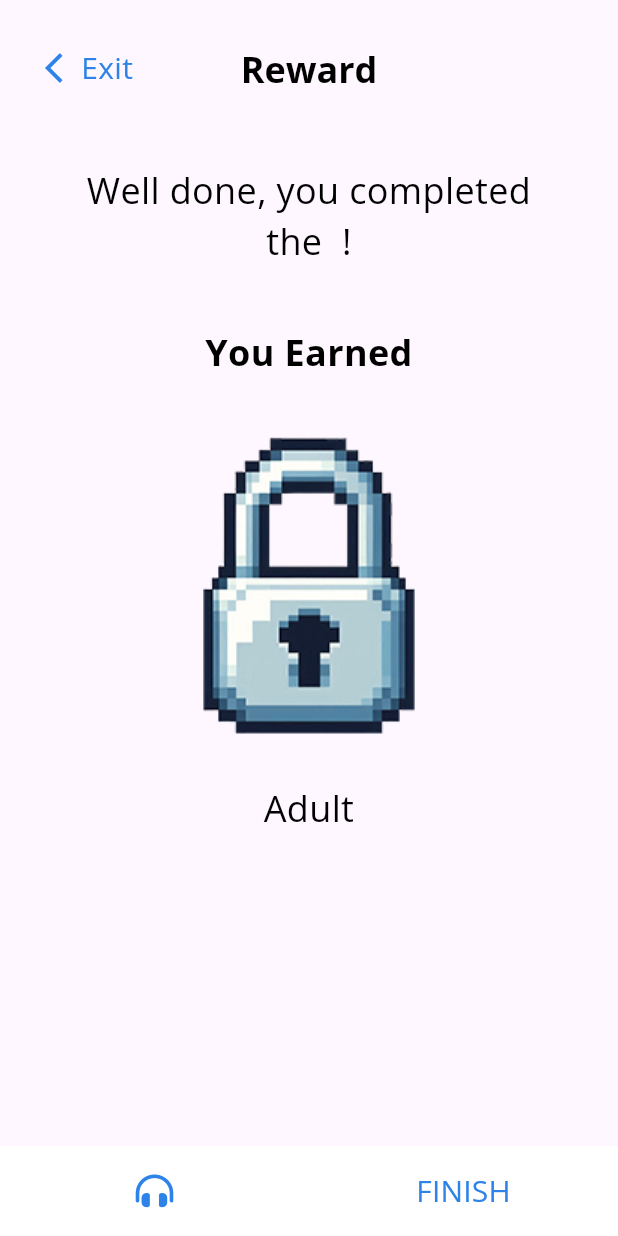
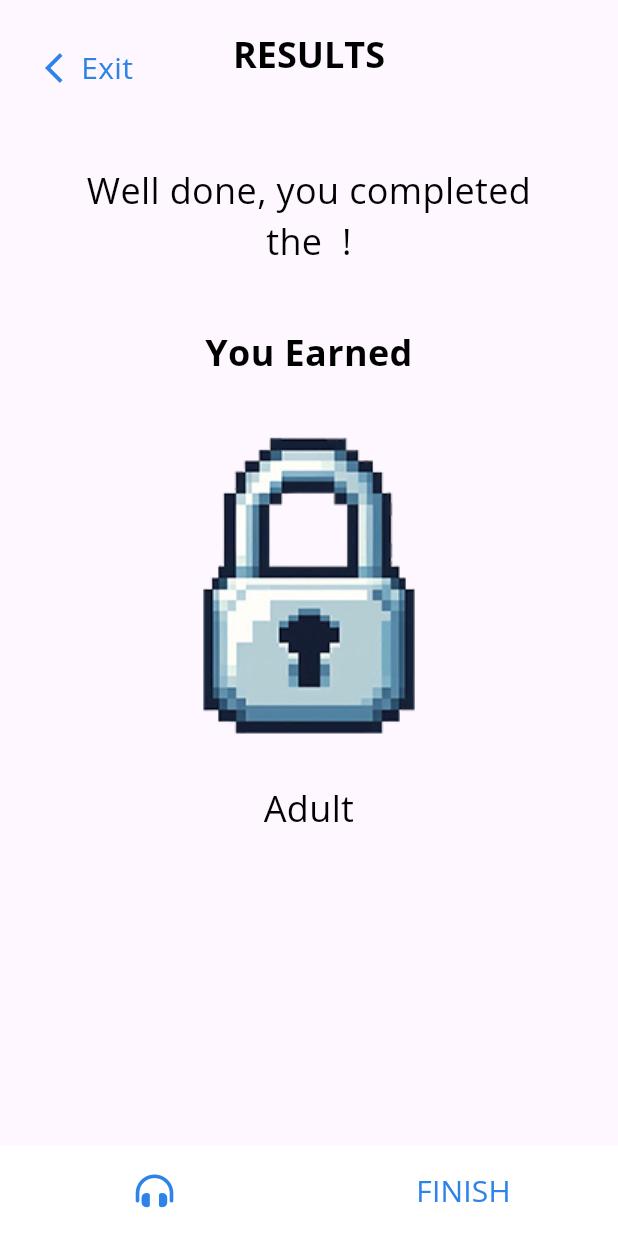
Before and after one commit to JasonXing1234/Gamified-Education-App, a Flutter app: the RewardScreen screen opened directly with empty values, on a phone screen of 412 x 824 dp. Run offline on Flutter 3.47's test engine with Material 3 defaults, Android fonts, the phone set to English and light mode, and no system bars; our stand-ins replace equatable, firebase_auth, firebase_core, firebase_database, firebase_messaging, font_awesome_flutter and 2 more; accounts and stored records are empty.

Commit message:
Small UI changes

```diff
--- a/lib/components/lesson/lesson_screen.dart
+++ b/lib/components/lesson/lesson_screen.dart
@@ -288,7 +288,7 @@ class _LessonScreenState extends State<LessonScreen> {
                             ),
                             SizedBox(width: 15),
 
-                            FaIcon(FontAwesomeIcons.pen, color: appColors.grey, size: textStyles.smallBodyText.fontSize,),
+                            FaIcon(FontAwesomeIcons.pencil, color: appColors.lightRoyalBlue, size: textStyles.smallBodyText.fontSize,),
                           ],
                         ),
                       ),
--- a/lib/components/quiz/quiz_questions/quiz1.dart
+++ b/lib/components/quiz/quiz_questions/quiz1.dart
@@ -4,7 +4,7 @@ import '../../question.dart';
 
 var quiz1 = [
   SingleAnswerQuestion(
-    context: "If you wanted to, would it be appropriate to have more than one account on Instagram?",
+    context: "no",
     question: "Is it appropriate to have more than one account on Instagram?",
     photo: "no",
     answerOptions: [
--- a/lib/components/quiz/quiz_screen.dart
+++ b/lib/components/quiz/quiz_screen.dart
@@ -287,10 +287,10 @@ class _QuestionsScreenState extends State<QuizScreen> {
                       ...currentQuestion.answerOptions.asMap().entries.map(
                             (answer) => Container(
                           width: double.infinity, // Makes each button take full width
-                          padding: const EdgeInsets.symmetric(vertical: 5), // Add padding if needed
+                          padding: const EdgeInsets.symmetric(vertical: 10), // Add padding if needed
                           child: AnswerButton(
                             color: selectedIndex == answer.key ? appColors.orange : appColors.royalBlue,
-                            borderThickness: selectedIndex == answer.key ? 6.0 : 3.0,
+                            borderThickness: selectedIndex == answer.key ? 7.0 : 3.0,
                             answerText: answer.value,
                             onTap: () {
                               setState(() {
@@ -311,7 +311,7 @@ class _QuestionsScreenState extends State<QuizScreen> {
                               padding: const EdgeInsets.symmetric(vertical: 5),
                               child: AnswerButton(
                                 color: selectedAnswers.contains(answer.value) ? appColors.orange : appColors.royalBlue,
-                                borderThickness: selectedAnswers.contains(answer.value) ? 6.0 : 3.0,
+                                borderThickness: selectedAnswers.contains(answer.value) ? 7.0 : 3.0,
                                 answerText: answer.value,
                                 onTap: () {
                                   setState(() {
--- a/lib/components/rewards/reward_screen.dart
+++ b/lib/components/rewards/reward_screen.dart
@@ -66,12 +66,9 @@ class _RewardScreenState extends State<RewardScreen> {
         appBar: AppBar(
           centerTitle: true,
           toolbarHeight: 70, // Increases the height of the AppBar
-          title: Padding(
-            padding: const EdgeInsets.only(top: 20),
-            child: Text(
-              "Reward",
+          title: Text(
+            "RESULTS",
             style: textStyles.heading1,
-            ),
           ),
           leadingWidth: 100, // Gives space for the back button
           leading: GestureDetector(
```
Also changed, not shown: lib/components/result_screen.dart (+28 -0 lines). Lines whose indentation alone changed are shown as unchanged.
